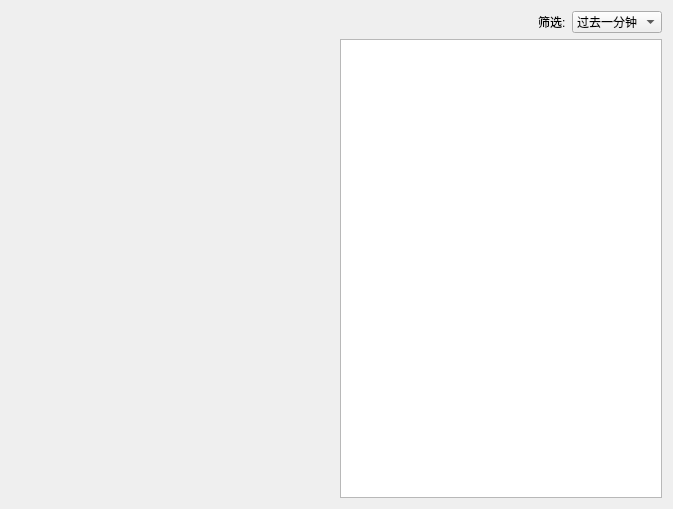
This is qt/temp_hum_display.ui in llllishuo/Vehicle_StatusMonitoring_Demo as Qt 5 draws it before an edit. The edited form follows.
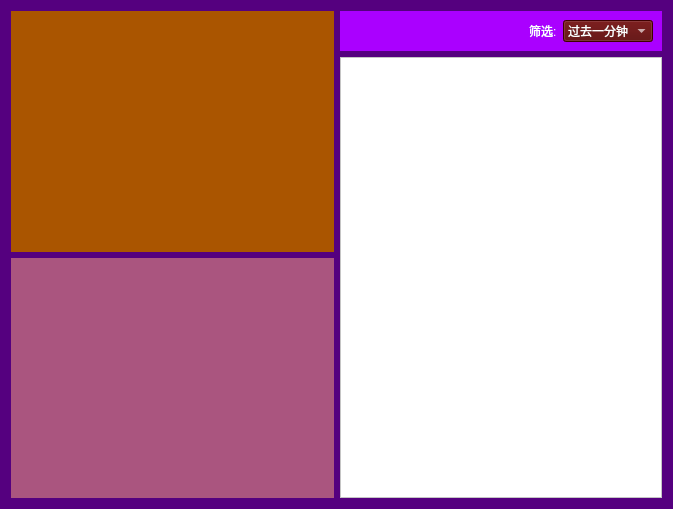
This is the edited form.

Patch:
```diff
--- a/qt/temp_hum_display.ui
+++ b/qt/temp_hum_display.ui
@@ -11,7 +11,12 @@
    </rect>
   </property>
   <property name="windowTitle">
-   <string>Form</string>
+   <string>温湿度检测</string>
+  </property>
+  <property name="styleSheet">
+   <string notr="true">background-color: rgb(85, 0, 127);
+color: rgb(255, 255, 255);
+font: 700 9pt &quot;FiraCode Nerd Font Mono&quot;;</string>
   </property>
   <layout class="QHBoxLayout" name="horizontalLayout_2">
    <item>
@@ -30,6 +35,11 @@
          <height>0</height>
         </size>
        </property>
+       <property name="styleSheet">
+        <string notr="true">background-color: rgb(170, 85, 0);
+color: rgb(255, 255, 255);
+font: 700 9pt &quot;FiraCode Nerd Font Mono&quot;;</string>
+       </property>
       </widget>
      </item>
      <item>
@@ -46,6 +56,11 @@
          <height>0</height>
         </size>
        </property>
+       <property name="styleSheet">
+        <string notr="true">background-color: rgb(170, 85, 127);
+color: rgb(255, 255, 255);
+font: 700 9pt &quot;FiraCode Nerd Font Mono&quot;;</string>
+       </property>
       </widget>
      </item>
     </layout>
@@ -53,6 +68,10 @@
    <item>
     <layout class="QVBoxLayout" name="verticalLayout_2">
      <item>
+      <widget class="QWidget" name="widget" native="true">
+       <property name="styleSheet">
+        <string notr="true">background-color: rgb(170, 0, 255);</string>
+       </property>
       <layout class="QHBoxLayout" name="horizontalLayout">
        <item>
         <spacer name="horizontalSpacer">
@@ -69,6 +88,11 @@
        </item>
        <item>
         <widget class="QLabel" name="label_9">
+          <property name="styleSheet">
+           <string notr="true">
+color: rgb(255, 255, 255);
+font: 700 9pt &quot;FiraCode Nerd Font Mono&quot;;</string>
+          </property>
          <property name="text">
           <string>筛选:</string>
          </property>
@@ -76,6 +100,11 @@
        </item>
        <item>
         <widget class="QComboBox" name="temp_hum_screen_comboBox">
+          <property name="styleSheet">
+           <string notr="true">background-color: rgb(85, 0, 0);
+color: rgb(255, 255, 255);
+font: 700 9pt &quot;FiraCode Nerd Font Mono&quot;;</string>
+          </property>
          <item>
           <property name="text">
            <string>过去一分钟</string>
@@ -94,6 +123,7 @@
         </widget>
        </item>
       </layout>
+      </widget>
      </item>
      <item>
       <widget class="QTableWidget" name="temp_hum_tableWidget">
@@ -103,6 +133,12 @@
          <height>0</height>
         </size>
        </property>
+       <property name="styleSheet">
+        <string notr="true">background-color: rgb(255, 255, 255);
+color: rgb(0, 0, 0);
+font: 700 9pt &quot;FiraCode Nerd Font Mono&quot;;
+</string>
+       </property>
       </widget>
      </item>
     </layout>
```
Lines whose indentation alone changed are shown as unchanged.
